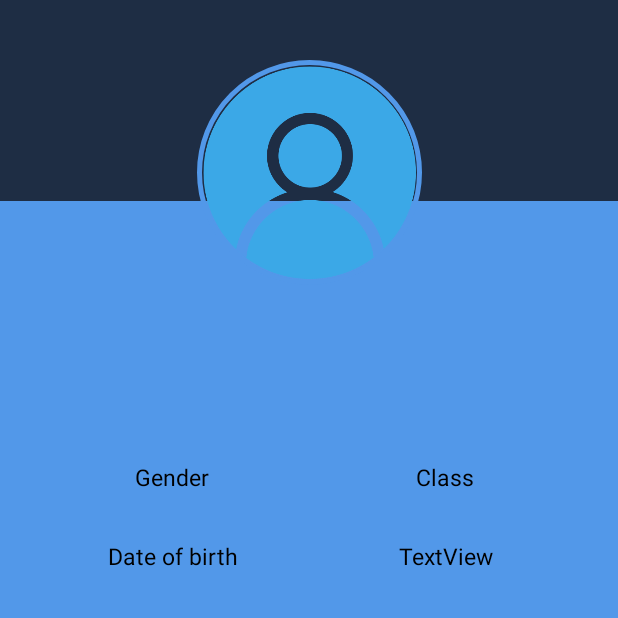
After one commit to samuelthejs/shuta4, an Android app: the TeacherProfileActivity screen opened directly, with no data from a screen before it, on a phone screen of 412 x 824 dp, the top half of it. The commit adds this screen. Run offline under Robolectric (Android 15) with nearby library versions, the phone set to English and light mode, and no system bars; our stand-ins replace CircleImageView.

Commit message:
Teacher homepage Teacher profile

```diff
--- a/app/src/main/AndroidManifest.xml
+++ b/app/src/main/AndroidManifest.xml
@@ -21,6 +21,8 @@
         </activity>
         <activity android:name=".StudentProfileActivity"/>
         <activity android:name=".StudentTabbedActivity"/>
+        <activity android:name=".TeacherHomeActivity"/>
+        <activity android:name=".TeacherProfileActivity"/>
     </application>
 
 </manifest>
--- a/app/src/main/java/com/example/davkimfray/shuta4/StudentTabbedActivity.java
+++ b/app/src/main/java/com/example/davkimfray/shuta4/StudentTabbedActivity.java
@@ -42,7 +42,7 @@ public class StudentTabbedActivity extends Activity {
     private static final String KEY_DOB = "dob";
     private static final String KEY_CLA_NAME = "cla_name";
     private static final String KEY_REG_NO = "reg_no";
-    private static final String BASE_URL = "http://192.168.0.122/android/";
+    private static final String BASE_URL = "http://10.0.0.26/android/";
     private TabHost tabhost;
     private TextView txtView_stuName;
     private TextView txtView_stuRegNo;
@@ -171,7 +171,7 @@ public class StudentTabbedActivity extends Activity {
             if (success == 1) {
                 //Parse the JSON response
                 student = jsonObject.getJSONObject(KEY_DATA);
-                if(student.getString(KEY_M_NAME) == "null"){
+                if(student.getString(KEY_M_NAME).equals("null")){
                     stuName = student.getString(KEY_F_NAME) + " " +
                             student.getString(KEY_L_NAME);
                 }else{
--- /dev/null
+++ b/app/src/main/java/com/example/davkimfray/shuta4/TeacherProfileActivity.java
@@ -0,0 +1,12 @@
+package com.example.davkimfray.shuta4;
+
+import android.os.Bundle;
+import android.support.v7.app.AppCompatActivity;
+
+public class TeacherProfileActivity extends AppCompatActivity {
+
+    public void onCreate(Bundle savedInstanceState){
+        super.onCreate(savedInstanceState);
+        setContentView(R.layout.activity_teacher_profile);
+    }
+}
--- /dev/null
+++ b/app/src/main/res/drawable/ic_account_circle_black_24dp.xml
@@ -0,0 +1,5 @@
+<vector android:height="24dp" android:tint="#6DCFF6"
+    android:viewportHeight="24.0" android:viewportWidth="24.0"
+    android:width="24dp" xmlns:android="http://schemas.android.com/apk/res/android">
+    <path android:fillColor="#FF000000" android:pathData="M12,2C6.48,2 2,6.48 2,12s4.48,10 10,10 10,-4.48 10,-10S17.52,2 12,2zM12,5c1.66,0 3,1.34 3,3s-1.34,3 -3,3 -3,-1.34 -3,-3 1.34,-3 3,-3zM12,19.2c-2.5,0 -4.71,-1.28 -6,-3.22 0.03,-1.99 4,-3.08 6,-3.08 1.99,0 5.97,1.09 6,3.08 -1.29,1.94 -3.5,3.22 -6,3.22z"/>
+</vector>
--- /dev/null
+++ b/app/src/main/res/drawable/ic_class_black_24dp.xml
@@ -0,0 +1,5 @@
+<vector android:height="60dp" android:tint="#6DCFF6"
+    android:viewportHeight="24.0" android:viewportWidth="24.0"
+    android:width="60dp" xmlns:android="http://schemas.android.com/apk/res/android">
+    <path android:fillColor="#FF000000" android:pathData="M18,2H6c-1.1,0 -2,0.9 -2,2v16c0,1.1 0.9,2 2,2h12c1.1,0 2,-0.9 2,-2V4c0,-1.1 -0.9,-2 -2,-2zM6,4h5v8l-2.5,-1.5L6,12V4z"/>
+</vector>
--- /dev/null
+++ b/app/src/main/res/drawable/ic_event_black_24dp.xml
@@ -0,0 +1,5 @@
+<vector android:height="60dp" android:tint="#6DCFF6"
+    android:viewportHeight="24.0" android:viewportWidth="24.0"
+    android:width="60dp" xmlns:android="http://schemas.android.com/apk/res/android">
+    <path android:fillColor="#FF000000" android:pathData="M17,12h-5v5h5v-5zM16,1v2L8,3L8,1L6,1v2L5,3c-1.11,0 -1.99,0.9 -1.99,2L3,19c0,1.1 0.89,2 2,2h14c1.1,0 2,-0.9 2,-2L21,5c0,-1.1 -0.9,-2 -2,-2h-1L18,1h-2zM19,19L5,19L5,8h14v11z"/>
+</vector>
--- /dev/null
+++ b/app/src/main/res/drawable/ic_group_black_24dp.xml
@@ -0,0 +1,5 @@
+<vector android:height="64dp" android:tint="#6DCFF6"
+    android:viewportHeight="24.0" android:viewportWidth="24.0"
+    android:width="64dp" xmlns:android="http://schemas.android.com/apk/res/android">
+    <path android:fillColor="#FF000000" android:pathData="M16,11c1.66,0 2.99,-1.34 2.99,-3S17.66,5 16,5c-1.66,0 -3,1.34 -3,3s1.34,3 3,3zM8,11c1.66,0 2.99,-1.34 2.99,-3S9.66,5 8,5C6.34,5 5,6.34 5,8s1.34,3 3,3zM8,13c-2.33,0 -7,1.17 -7,3.5L1,19h14v-2.5c0,-2.33 -4.67,-3.5 -7,-3.5zM16,13c-0.29,0 -0.62,0.02 -0.97,0.05 1.16,0.84 1.97,1.97 1.97,3.45L17,19h6v-2.5c0,-2.33 -4.67,-3.5 -7,-3.5z"/>
+</vector>
--- /dev/null
+++ b/app/src/main/res/drawable/ic_library_books_black_24dp.xml
@@ -0,0 +1,5 @@
+<vector android:height="60dp" android:tint="#6DCFF6"
+    android:viewportHeight="24.0" android:viewportWidth="24.0"
+    android:width="60dp" xmlns:android="http://schemas.android.com/apk/res/android">
+    <path android:fillColor="#FF000000" android:pathData="M4,6L2,6v14c0,1.1 0.9,2 2,2h14v-2L4,20L4,6zM20,2L8,2c-1.1,0 -2,0.9 -2,2v12c0,1.1 0.9,2 2,2h12c1.1,0 2,-0.9 2,-2L22,4c0,-1.1 -0.9,-2 -2,-2zM19,11L9,11L9,9h10v2zM15,15L9,15v-2h6v2zM19,7L9,7L9,5h10v2z"/>
+</vector>
--- /dev/null
+++ b/app/src/main/res/drawable/ic_lock_outline_black_24dp.xml
@@ -0,0 +1,5 @@
+<vector android:height="24dp" android:tint="#6DCFF6"
+    android:viewportHeight="24.0" android:viewportWidth="24.0"
+    android:width="24dp" xmlns:android="http://schemas.android.com/apk/res/android">
+    <path android:fillColor="#FF000000" android:pathData="M12,17c1.1,0 2,-0.9 2,-2s-0.9,-2 -2,-2 -2,0.9 -2,2 0.9,2 2,2zM18,8h-1L17,6c0,-2.76 -2.24,-5 -5,-5S7,3.24 7,6v2L6,8c-1.1,0 -2,0.9 -2,2v10c0,1.1 0.9,2 2,2h12c1.1,0 2,-0.9 2,-2L20,10c0,-1.1 -0.9,-2 -2,-2zM8.9,6c0,-1.71 1.39,-3.1 3.1,-3.1s3.1,1.39 3.1,3.1v2L8.9,8L8.9,6zM18,20L6,20L6,10h12v10z"/>
+</vector>
--- /dev/null
+++ b/app/src/main/res/drawable/ic_perm_contact_calendar_black_24dp.xml
@@ -0,0 +1,5 @@
+<vector android:height="60dp" android:tint="#6DCFF6"
+    android:viewportHeight="24.0" android:viewportWidth="24.0"
+    android:width="60dp" xmlns:android="http://schemas.android.com/apk/res/android">
+    <path android:fillColor="#FF000000" android:pathData="M19,3h-1L18,1h-2v2L8,3L8,1L6,1v2L5,3c-1.11,0 -2,0.9 -2,2v14c0,1.1 0.89,2 2,2h14c1.1,0 2,-0.9 2,-2L21,5c0,-1.1 -0.9,-2 -2,-2zM12,6c1.66,0 3,1.34 3,3s-1.34,3 -3,3 -3,-1.34 -3,-3 1.34,-3 3,-3zM18,18L6,18v-1c0,-2 4,-3.1 6,-3.1s6,1.1 6,3.1v1z"/>
+</vector>
--- /dev/null
+++ b/app/src/main/res/drawable/ic_person_black_24dp.xml
@@ -0,0 +1,5 @@
+<vector android:height="60dp" android:tint="#6DCFF6"
+    android:viewportHeight="24.0" android:viewportWidth="24.0"
+    android:width="60dp" xmlns:android="http://schemas.android.com/apk/res/android">
+    <path android:fillColor="#FF000000" android:pathData="M12,12c2.21,0 4,-1.79 4,-4s-1.79,-4 -4,-4 -4,1.79 -4,4 1.79,4 4,4zM12,14c-2.67,0 -8,1.34 -8,4v2h16v-2c0,-2.66 -5.33,-4 -8,-4z"/>
+</vector>
--- /dev/null
+++ b/app/src/main/res/layout/activity_teacher_profile.xml
@@ -0,0 +1,213 @@
+<?xml version="1.0" encoding="utf-8"?>
+<android.support.constraint.ConstraintLayout xmlns:android="http://schemas.android.com/apk/res/android"
+    xmlns:app="http://schemas.android.com/apk/res-auto"
+    xmlns:tools="http://schemas.android.com/tools"
+    android:id="@+id/relativeLayout"
+    android:layout_width="match_parent"
+    android:layout_height="match_parent"
+    android:layout_gravity="center"
+    android:background="#5298E9">
+
+    <LinearLayout
+        android:id="@+id/linearLayout"
+        android:layout_width="match_parent"
+        android:layout_height="134dp"
+        android:background="#1e2d44"
+        android:orientation="horizontal"
+        app:layout_constraintEnd_toEndOf="parent"
+        app:layout_constraintStart_toStartOf="parent"
+        app:layout_constraintTop_toTopOf="parent">
+
+    </LinearLayout>
+
+    <de.hdodenhof.circleimageview.CircleImageView xmlns:app="http://schemas.android.com/apk/res-auto"
+        android:id="@+id/profile_image"
+        android:layout_width="150dp"
+        android:layout_height="150dp"
+        android:layout_marginStart="8dp"
+        android:layout_marginTop="40dp"
+        android:layout_marginEnd="8dp"
+        android:elevation="10dp"
+        android:fadingEdge="horizontal|vertical"
+        android:fadingEdgeLength="10dp"
+        android:foregroundGravity="center"
+        android:requiresFadingEdge="horizontal|vertical"
+        android:src="@mipmap/user_login_icon"
+        app:civ_border_color="#5298E9"
+        app:civ_border_width="3dp"
+        app:civ_circle_background_color="#ffffff"
+        app:layout_constraintEnd_toEndOf="parent"
+        app:layout_constraintStart_toStartOf="parent"
+        app:layout_constraintTop_toTopOf="parent" />
+
+    <LinearLayout
+        android:layout_width="match_parent"
+        android:layout_height="wrap_content"
+        android:layout_marginStart="8dp"
+        android:layout_marginTop="8dp"
+        android:layout_marginEnd="8dp"
+        android:layout_marginBottom="8dp"
+        android:gravity="center"
+        android:orientation="vertical"
+        app:layout_constraintBottom_toBottomOf="parent"
+        app:layout_constraintEnd_toEndOf="parent"
+        app:layout_constraintHorizontal_bias="0.0"
+        app:layout_constraintStart_toStartOf="parent"
+        app:layout_constraintTop_toBottomOf="@+id/profile_image"
+        app:layout_constraintVertical_bias="0.049">
+
+        <TextView
+            android:id="@+id/txt_name"
+            android:layout_width="wrap_content"
+            android:layout_height="wrap_content"
+            android:layout_weight="1"
+            android:textAlignment="center"
+            android:textSize="28sp"
+            android:textStyle="bold" />
+
+        <TextView
+            android:id="@+id/txt_reg_no"
+            android:layout_width="wrap_content"
+            android:layout_height="wrap_content"
+            android:layout_weight="1"
+            android:textAlignment="center"
+            android:textSize="18sp" />
+
+        <LinearLayout
+            android:layout_width="match_parent"
+            android:layout_height="match_parent"
+            android:layout_margin="16dp"
+            android:layout_weight="1"
+            android:elevation="10dp"
+            android:fadingEdge="horizontal|vertical"
+            android:fadingEdgeLength="10dp"
+            android:foregroundGravity="center"
+            android:orientation="vertical">
+
+            <LinearLayout
+                android:layout_width="match_parent"
+                android:layout_height="wrap_content"
+                android:gravity="center"
+                android:orientation="horizontal"
+                android:paddingTop="10dp"
+                android:weightSum="2">
+
+                <LinearLayout
+                    android:layout_width="match_parent"
+                    android:layout_height="match_parent"
+                    android:layout_weight="1"
+                    android:gravity="center"
+                    android:orientation="vertical">
+
+                    <TextView
+                        android:id="@+id/textView3"
+                        android:layout_width="match_parent"
+                        android:layout_height="wrap_content"
+                        android:text="Gender"
+                        android:textAlignment="center"
+                        android:textColor="#000000"
+                        android:textSize="15sp" />
+
+                    <TextView
+                        android:id="@+id/txt_gender"
+                        android:layout_width="match_parent"
+                        android:layout_height="wrap_content"
+                        android:textAlignment="center"
+                        android:textColor="#000000"
+                        android:textSize="15sp"
+                        android:textStyle="bold" />
+                </LinearLayout>
+
+                <LinearLayout
+                    android:layout_width="match_parent"
+                    android:layout_height="match_parent"
+                    android:layout_weight="1"
+                    android:gravity="center"
+                    android:orientation="vertical">
+
+                    <TextView
+                        android:id="@+id/textView5"
+                        android:layout_width="match_parent"
+                        android:layout_height="wrap_content"
+                        android:text="Class"
+                        android:textAlignment="center"
+                        android:textColor="#000000"
+                        android:textSize="15sp" />
+
+                    <TextView
+                        android:id="@+id/txt_claName"
+                        android:layout_width="match_parent"
+                        android:layout_height="wrap_content"
+                        android:textAlignment="center"
+                        android:textColor="#000000"
+                        android:textSize="15sp"
+                        android:textStyle="bold" />
+                </LinearLayout>
+            </LinearLayout>
+
+            <LinearLayout
+                android:layout_width="match_parent"
+                android:layout_height="match_parent"
+                android:layout_weight="1"
+                android:gravity="center"
+                android:orientation="horizontal"
+                android:paddingTop="10dp"
+                android:weightSum="2">
+
+                <LinearLayout
+                    android:layout_width="match_parent"
+                    android:layout_height="match_parent"
+                    android:layout_weight="1"
+                    android:gravity="center"
+                    android:orientation="vertical">
+
+                    <TextView
+                        android:id="@+id/texView3"
+                        android:layout_width="match_parent"
+                        android:layout_height="wrap_content"
+                        android:text="Date of birth"
+                        android:textAlignment="center"
+                        android:textColor="#000000"
+                        android:textSize="15sp" />
+
+                    <TextView
+                        android:id="@+id/txt_dob"
+                        android:layout_width="match_parent"
+                        android:layout_height="wrap_content"
+                        android:textAlignment="center"
+                        android:textColor="#000000"
+                        android:textSize="15sp"
+                        android:textStyle="bold" />
+                </LinearLayout>
+
+                <LinearLayout
+                    android:layout_width="match_parent"
+                    android:layout_height="match_parent"
+                    android:layout_weight="1"
+                    android:gravity="center"
+                    android:orientation="vertical">
+
+                    <TextView
+                        android:id="@+id/txtView5"
+                        android:layout_width="match_parent"
+                        android:layout_height="wrap_content"
+                        android:text="TextView"
+                        android:textAlignment="center"
+                        android:textColor="#000000"
+                        android:textSize="15sp" />
+
+                    <TextView
+                        android:id="@+id/txt_batch"
+                        android:layout_width="match_parent"
+                        android:layout_height="wrap_content"
+                        android:textAlignment="center"
+                        android:textColor="#000000"
+                        android:textSize="15sp"
+                        android:textStyle="bold" />
+                </LinearLayout>
+            </LinearLayout>
+        </LinearLayout>
+
+    </LinearLayout>
+
+</android.support.constraint.ConstraintLayout>
--- a/app/src/main/res/values/styles.xml
+++ b/app/src/main/res/values/styles.xml
@@ -1,7 +1,7 @@
 <resources>
 
     <!-- Base application theme. -->
-    <style name="AppTheme" parent="Theme.AppCompat.Light.DarkActionBar">
+    <style name="AppTheme" parent="Theme.AppCompat.Light.NoActionBar">
         <!-- Customize your theme here. -->
         <item name="colorPrimary">@color/colorPrimary</item>
         <item name="colorPrimaryDark">@color/colorPrimaryDark</item>
```
Also changed, not shown: app/src/main/java/com/example/davkimfray/shuta4/LoginActivity.java (+20 -13 lines), app/src/main/java/com/example/davkimfray/shuta4/TeacherHomeActivity.java (added, +75 -0 lines), app/src/main/res/layout/activity_login.xml (+10 -3 lines), app/src/main/res/layout/activity_teacher_home.xml (added, +123 -0 lines).
